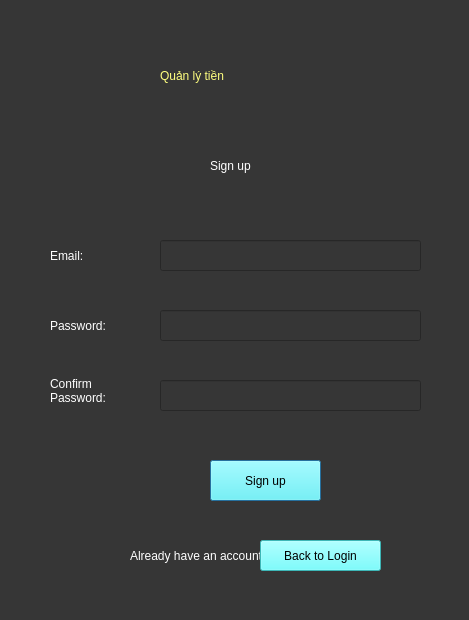
Qt form createacc.ui (Personal-Finance-Management/Project) before a commit.
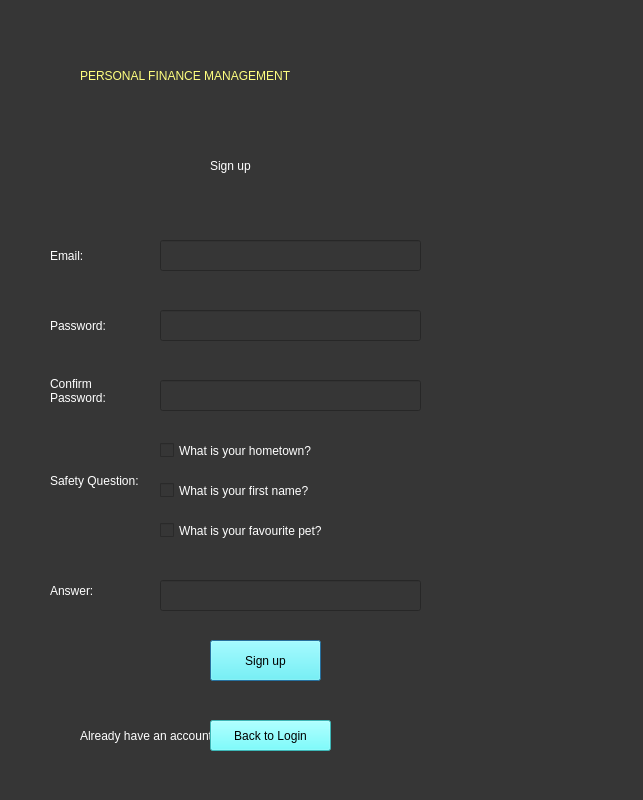
The same form after that commit.

Patch:
```diff
--- a/createacc.ui
+++ b/createacc.ui
@@ -6,8 +6,8 @@
    <rect>
     <x>0</x>
     <y>0</y>
-    <width>469</width>
-    <height>620</height>
+    <width>643</width>
+    <height>800</height>
    </rect>
   </property>
   <property name="windowTitle">
@@ -103,7 +103,7 @@
    <property name="geometry">
     <rect>
      <x>210</x>
-     <y>460</y>
+     <y>640</y>
      <width>111</width>
      <height>41</height>
     </rect>
@@ -156,9 +156,9 @@
   <widget class="QLabel" name="label_5">
    <property name="geometry">
     <rect>
-     <x>160</x>
+     <x>80</x>
      <y>50</y>
-     <width>211</width>
+     <width>431</width>
      <height>51</height>
     </rect>
    </property>
@@ -167,14 +167,14 @@
 color: rgb(255, 255, 127);</string>
    </property>
    <property name="text">
-    <string>Quản lý tiền</string>
+    <string>PERSONAL FINANCE MANAGEMENT </string>
    </property>
   </widget>
   <widget class="QLabel" name="label_6">
    <property name="geometry">
     <rect>
-     <x>130</x>
-     <y>540</y>
+     <x>80</x>
+     <y>720</y>
      <width>131</width>
      <height>31</height>
     </rect>
@@ -189,8 +189,8 @@
   <widget class="QPushButton" name="backtologinbutton">
    <property name="geometry">
     <rect>
-     <x>260</x>
-     <y>540</y>
+     <x>210</x>
+     <y>720</y>
      <width>121</width>
      <height>31</height>
     </rect>
@@ -203,6 +203,114 @@
     <string>Back to Login</string>
    </property>
   </widget>
+  <widget class="QLabel" name="label_7">
+   <property name="geometry">
+    <rect>
+     <x>50</x>
+     <y>450</y>
+     <width>91</width>
+     <height>61</height>
+    </rect>
+   </property>
+   <property name="styleSheet">
+    <string notr="true">font: 15pt &quot;MS Shell Dlg 2&quot;;
+color: rgb(255, 255, 255);</string>
+   </property>
+   <property name="text">
+    <string>Safety Question:</string>
+   </property>
+   <property name="wordWrap">
+    <bool>true</bool>
+   </property>
+  </widget>
+  <widget class="QCheckBox" name="checkbox">
+   <property name="geometry">
+    <rect>
+     <x>160</x>
+     <y>440</y>
+     <width>261</width>
+     <height>21</height>
+    </rect>
+   </property>
+   <property name="styleSheet">
+    <string notr="true">font: 14pt &quot;MS Shell Dlg 2&quot;;  color: rgb(255, 255, 255)
+</string>
+   </property>
+   <property name="text">
+    <string>What is your hometown?</string>
+   </property>
+  </widget>
+  <widget class="QCheckBox" name="checkbox_2">
+   <property name="geometry">
+    <rect>
+     <x>160</x>
+     <y>480</y>
+     <width>261</width>
+     <height>21</height>
+    </rect>
+   </property>
+   <property name="styleSheet">
+    <string notr="true">font: 14pt &quot;MS Shell Dlg 2&quot;;  color: rgb(255, 255, 255)
+</string>
+   </property>
+   <property name="text">
+    <string>What is your first name?</string>
+   </property>
+  </widget>
+  <widget class="QCheckBox" name="checkbox_3">
+   <property name="geometry">
+    <rect>
+     <x>160</x>
+     <y>520</y>
+     <width>261</width>
+     <height>21</height>
+    </rect>
+   </property>
+   <property name="styleSheet">
+    <string notr="true">font: 14pt &quot;MS Shell Dlg 2&quot;;  color: rgb(255, 255, 255)
+</string>
+   </property>
+   <property name="text">
+    <string>What is your favourite pet?</string>
+   </property>
+  </widget>
+  <widget class="QLabel" name="label_8">
+   <property name="geometry">
+    <rect>
+     <x>50</x>
+     <y>560</y>
+     <width>91</width>
+     <height>61</height>
+    </rect>
+   </property>
+   <property name="styleSheet">
+    <string notr="true">font: 15pt &quot;MS Shell Dlg 2&quot;;
+color: rgb(255, 255, 255);</string>
+   </property>
+   <property name="text">
+    <string>Answer:</string>
+   </property>
+   <property name="wordWrap">
+    <bool>true</bool>
+   </property>
+  </widget>
+  <widget class="QLineEdit" name="safetyquestion">
+   <property name="geometry">
+    <rect>
+     <x>160</x>
+     <y>580</y>
+     <width>261</width>
+     <height>31</height>
+    </rect>
+   </property>
+   <property name="styleSheet">
+    <string notr="true">font: 15pt &quot;MS Shell Dlg 2&quot;;
+color: rgb(243, 243, 243);</string>
+   </property>
+   <property name="text">
+    <string/>
+   </property>
+  </widget>
  </widget>
  <resources/>
  <connections/>
```
Left out of the diff: 2 changed lines with no effect on the pictures.
